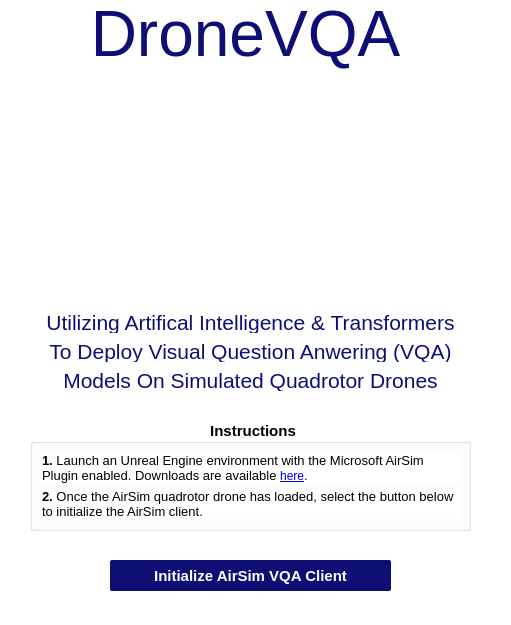
The window that Application/LaunchScreen.ui (jenniferolenchak/DroneVQA) describes before a commit, drawn with Qt 5.
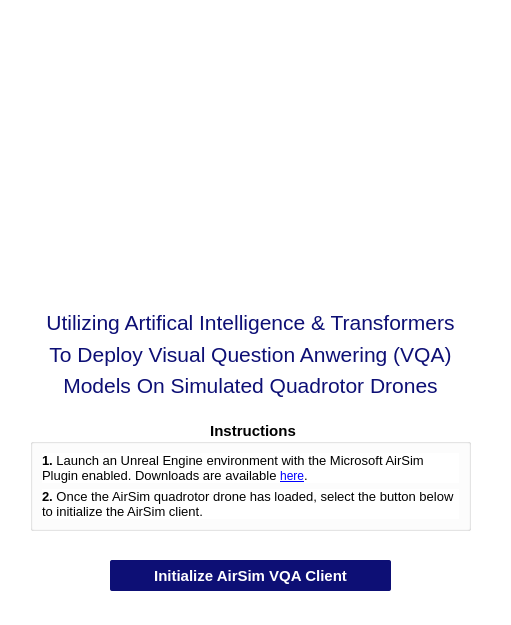
The same window after the commit. Icons and pictures are not drawn.

Commit message: Add new DroneVQA logo to launch screen

Diff of the .ui file:
```diff
--- a/Application/LaunchScreen.ui
+++ b/Application/LaunchScreen.ui
@@ -24,39 +24,13 @@
   <property name="styleSheet">
    <string notr="true">background-color: white;</string>
   </property>
-  <widget class="QLabel" name="label_LaunchScreenTitle">
-   <property name="geometry">
-    <rect>
-     <x>0</x>
-     <y>-10</y>
-     <width>491</width>
-     <height>91</height>
-    </rect>
-   </property>
-   <property name="font">
-    <font>
-     <family>Arial</family>
-     <pointsize>48</pointsize>
-     <bold>false</bold>
-    </font>
-   </property>
-   <property name="styleSheet">
-    <string notr="true">background: none;</string>
-   </property>
-   <property name="text">
-    <string>&lt;html&gt;&lt;head/&gt;&lt;body&gt;&lt;p&gt;&lt;span style=&quot; color:#0d0f75;&quot;&gt;DroneVQA&lt;/span&gt;&lt;/p&gt;&lt;/body&gt;&lt;/html&gt;</string>
-   </property>
-   <property name="alignment">
-    <set>Qt::AlignCenter</set>
-   </property>
-  </widget>
   <widget class="QLabel" name="Label_ProjectLogo">
    <property name="geometry">
     <rect>
      <x>0</x>
-     <y>50</y>
+     <y>0</y>
      <width>501</width>
-     <height>251</height>
+     <height>301</height>
     </rect>
    </property>
    <property name="font">
@@ -184,7 +158,7 @@
      <x>10</x>
      <y>310</y>
      <width>481</width>
-     <height>81</height>
+     <height>89</height>
     </rect>
    </property>
    <layout class="QVBoxLayout" name="verticalLayout">
```
Left out of the diff: 7 changed lines with no effect on the pictures.
